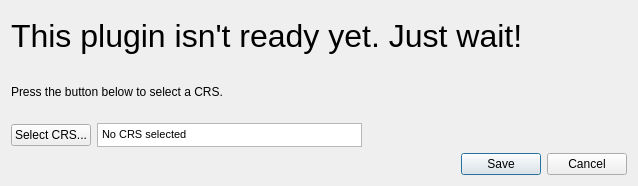
mstuyts/QuickCRS, file quickcrs_dialog_base.ui: the form before one commit.
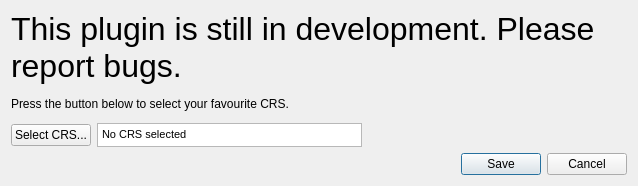
The form after the commit.

Diff of the .ui file:
```diff
--- a/quickcrs_dialog_base.ui
+++ b/quickcrs_dialog_base.ui
@@ -24,7 +24,7 @@
         </font>
        </property>
        <property name="text">
-        <string>This plugin isn't ready yet. Just wait!</string>
+        <string>This plugin is still in development. Please report bugs.</string>
        </property>
        <property name="wordWrap">
         <bool>true</bool>
@@ -34,7 +34,7 @@
      <item>
       <widget class="QLabel" name="label_2">
        <property name="text">
-        <string>Press the button below to select a CRS.</string>
+        <string>Press the button below to select your favourite CRS.</string>
        </property>
       </widget>
      </item>
```
Left out of the diff: 18 changed lines with no effect on the pictures.
